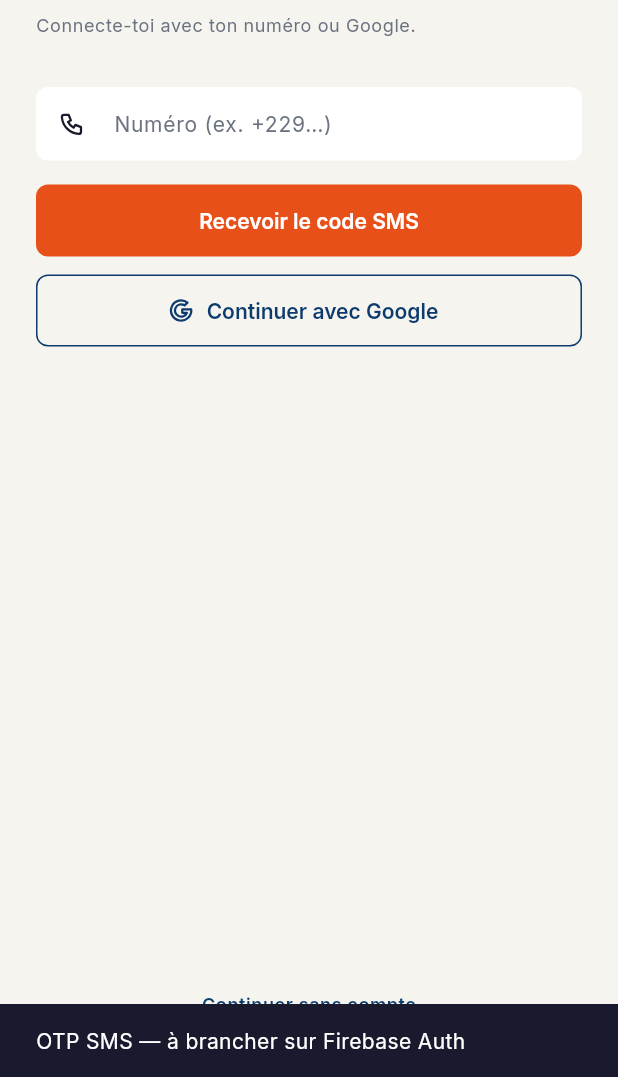
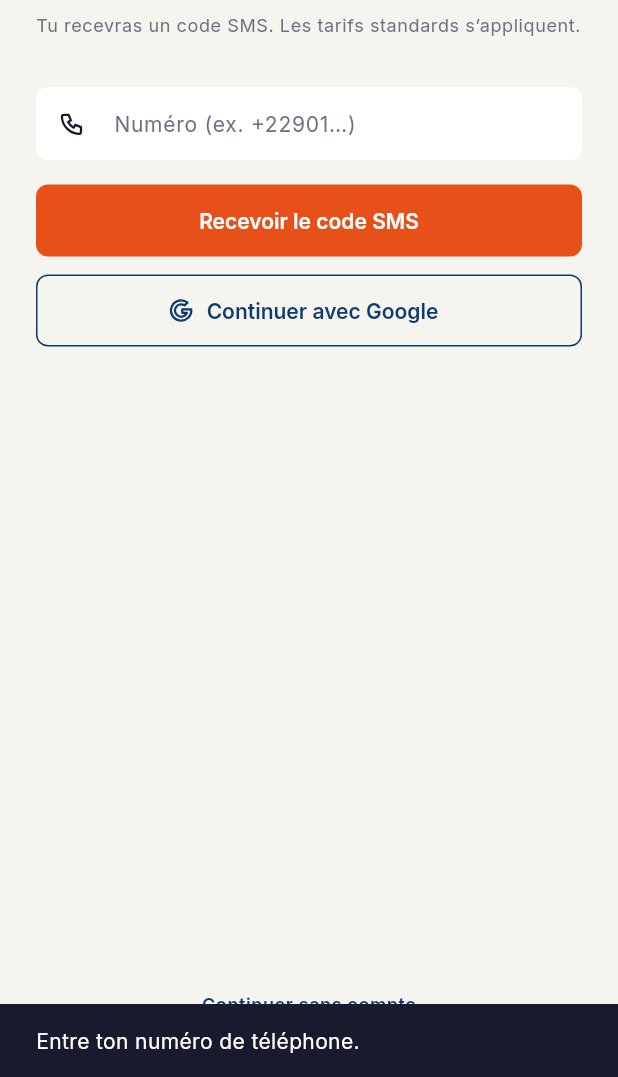
Before and after one commit to jean13-png/Event-Project, a Flutter app: the LoginScreen screen opened by its route, after a tap on "Recevoir le code SMS", on a phone screen of 412 x 824 dp, the part 159-1236 px from its top. Run offline on Flutter 3.47's test engine with Material 3 defaults, Android fonts, the phone set to English and light mode, and no system bars; our stand-ins replace cloud_firestore, firebase_auth, firebase_core, flutter_riverpod, flutter_tabler_icons, go_router and 1 more; accounts and stored records are empty.

Commit message:
feat(auth): brancher la connexion OTP SMS Firebase
Flux téléphone → code SMS, profil Firestore users/{uid}, SHA debug documentés côté app.

Co-authored-by: Cursor <cursoragent@cursor.com>

```diff
--- a/lib/core/navigation/app_router.dart
+++ b/lib/core/navigation/app_router.dart
@@ -3,6 +3,7 @@ import 'package:flutter_tabler_icons/flutter_tabler_icons.dart';
 import 'package:go_router/go_router.dart';
 
 import '../../features/auth/presentation/screens/login_screen.dart';
+import '../../features/auth/presentation/screens/otp_screen.dart';
 import '../../features/event_page/presentation/screens/event_page_screen.dart';
 import '../../features/explore/presentation/screens/explore_screen.dart';
 import '../../features/home/presentation/screens/home_screen.dart';
@@ -19,6 +20,7 @@ abstract final class AppRoutes {
   static const tickets = '/tickets';
   static const profile = '/profile';
   static const login = '/login';
+  static const otp = '/otp';
   static const wallet = '/wallet';
   static const event = '/events/:eventId';
 }
@@ -78,6 +80,10 @@ final GoRouter appRouter = GoRouter(
       builder: (context, state) => const LoginScreen(),
     ),
     GoRoute(
+      path: AppRoutes.otp,
+      builder: (context, state) => const OtpScreen(),
+    ),
+    GoRoute(
       path: AppRoutes.wallet,
       builder: (context, state) => const WalletScreen(),
     ),
--- a/lib/features/auth/presentation/screens/login_screen.dart
+++ b/lib/features/auth/presentation/screens/login_screen.dart
@@ -1,13 +1,78 @@
+import 'package:firebase_auth/firebase_auth.dart';
 import 'package:flutter/material.dart';
+import 'package:flutter_riverpod/flutter_riverpod.dart';
 import 'package:flutter_tabler_icons/flutter_tabler_icons.dart';
 import 'package:go_router/go_router.dart';
 
 import '../../../../core/navigation/app_router.dart';
 import '../../../../core/theme/app_colors.dart';
+import '../providers/auth_providers.dart';
 
-/// Connexion OTP SMS / Google — responsabilité Jean.
-class LoginScreen extends StatelessWidget {
+/// Connexion OTP SMS — responsabilité Jean.
+class LoginScreen extends ConsumerStatefulWidget {
   const LoginScreen({super.key});
+
+  @override
+  ConsumerState<LoginScreen> createState() => _LoginScreenState();
+}
+
+class _LoginScreenState extends ConsumerState<LoginScreen> {
+  final _phoneController = TextEditingController();
+  var _submitting = false;
+
+  @override
+  void dispose() {
+    _phoneController.dispose();
+    super.dispose();
+  }
+
+  Future<void> _sendOtp() async {
+    final phone = _phoneController.text.trim();
+    if (phone.isEmpty) {
+      _showMessage('Entre ton numéro de téléphone.');
+      return;
+    }
+
+    setState(() => _submitting = true);
+    try {
+      final alreadySignedIn =
+          await ref.read(authControllerProvider.notifier).sendOtp(phone);
+      if (!mounted) return;
+      if (alreadySignedIn) {
+        _showMessage('Connexion réussie.');
+        context.go(AppRoutes.home);
+      } else {
+        context.push(AppRoutes.otp);
+      }
+    } on FirebaseAuthException catch (e) {
+      _showMessage(_mapAuthError(e));
+    } catch (e) {
+      _showMessage('Impossible d’envoyer le SMS. Réessaie.');
+    } finally {
+      if (mounted) setState(() => _submitting = false);
+    }
+  }
+
+  String _mapAuthError(FirebaseAuthException e) {
+    switch (e.code) {
+      case 'invalid-phone-number':
+        return 'Numéro invalide. Utilise le format +229…';
+      case 'too-many-requests':
+        return 'Trop de tentatives. Réessaie plus tard.';
+      case 'quota-exceeded':
+        return 'Quota SMS dépassé. Utilise un numéro de test Firebase.';
+      case 'missing-client-identifier':
+        return 'SHA manquant dans Firebase (ajoute SHA-1 / SHA-256).';
+      default:
+        return e.message ?? 'Erreur d’authentification (${e.code}).';
+    }
+  }
+
+  void _showMessage(String message) {
+    ScaffoldMessenger.of(context).showSnackBar(
+      SnackBar(content: Text(message)),
+    );
+  }
 
   @override
   Widget build(BuildContext context) {
@@ -33,37 +98,42 @@ class LoginScreen extends StatelessWidget {
             ),
             const SizedBox(height: 8),
             Text(
-              'Connecte-toi avec ton numéro ou Google.',
+              'Tu recevras un code SMS. Les tarifs standards s’appliquent.',
               style: Theme.of(context).textTheme.bodySmall,
             ),
             const SizedBox(height: 32),
             TextField(
+              controller: _phoneController,
               keyboardType: TextInputType.phone,
+              enabled: !_submitting,
               decoration: const InputDecoration(
-                hintText: 'Numéro (ex. +229…)',
+                hintText: 'Numéro (ex. +22901…)',
                 prefixIcon: Icon(TablerIcons.phone, size: 18),
               ),
             ),
             const SizedBox(height: 16),
             ElevatedButton(
-              onPressed: () {
-                ScaffoldMessenger.of(context).showSnackBar(
-                  const SnackBar(
-                    content: Text('OTP SMS — à brancher sur Firebase Auth'),
-                  ),
-                );
-              },
-              child: const Text('Recevoir le code SMS'),
+              onPressed: _submitting ? null : _sendOtp,
+              child: _submitting
+                  ? const SizedBox(
+                      height: 20,
+                      width: 20,
+                      child: CircularProgressIndicator(
+                        strokeWidth: 2,
+                        color: AppColors.white,
+                      ),
+                    )
+                  : const Text('Recevoir le code SMS'),
             ),
             const SizedBox(height: 12),
             OutlinedButton.icon(
-              onPressed: () {
-                ScaffoldMessenger.of(context).showSnackBar(
-                  const SnackBar(
-                    content: Text('Google Sign-In — à brancher'),
-                  ),
-                );
-              },
+              onPressed: _submitting
+                  ? null
+                  : () {
+                      _showMessage(
+                        'Google Sign-In — prochaine étape.',
+                      );
+                    },
               icon: const Icon(TablerIcons.brand_google, size: 18),
               label: const Text('Continuer avec Google'),
             ),
```
Also changed, not shown: lib/core/services/auth_service.dart (+144 -12 lines), lib/features/auth/presentation/providers/auth_providers.dart (added, +83 -0 lines), lib/features/auth/presentation/screens/otp_screen.dart (added, +127 -0 lines), lib/features/profile/presentation/screens/profile_screen.dart (+46 -5 lines), 1 other file.
